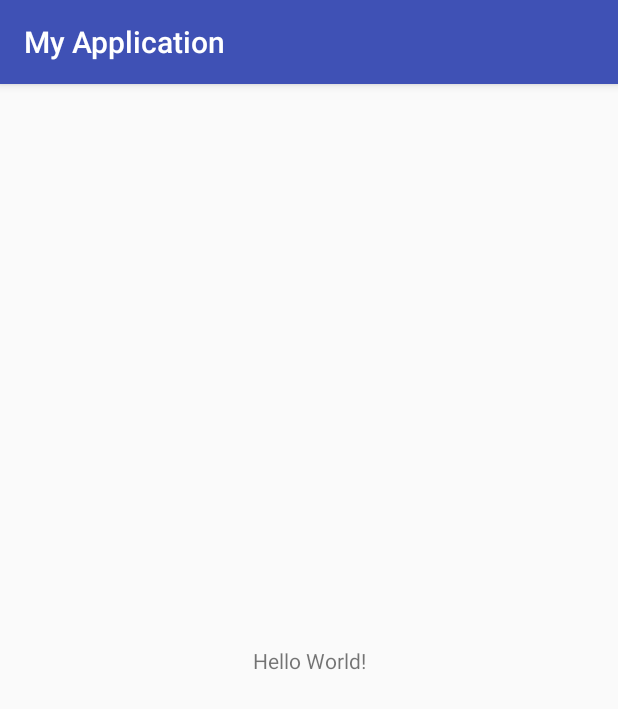
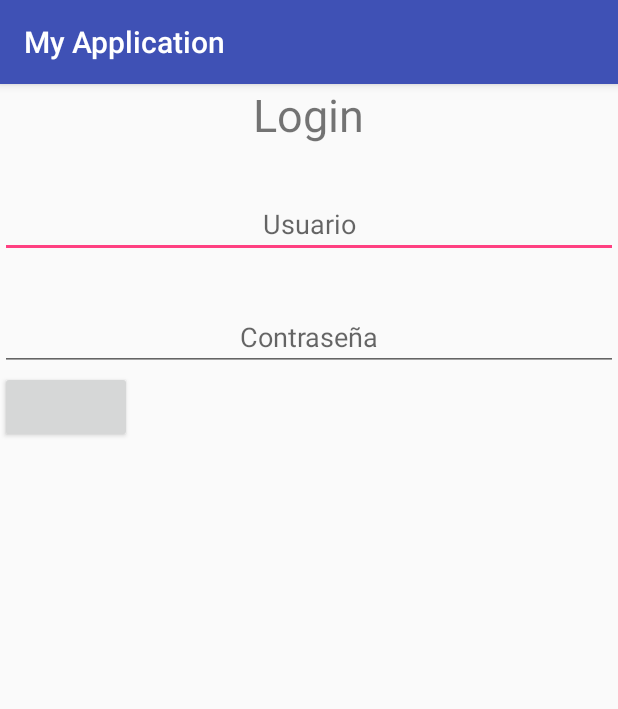
Before and after one commit to ArnoldoHde/AbonosApp, an Android app: the screen it shows after launch (MainActivity), on a phone screen of 412 x 824 dp. Shown: the top 709 px of the screen. Run offline under Robolectric (Android 15) with nearby library versions, the phone set to English and light mode, and no system bars.

Commit message:
Login Prueba

```diff
--- a/app/src/main/res/layout/activity_main.xml
+++ b/app/src/main/res/layout/activity_main.xml
@@ -1,18 +1,35 @@
 <?xml version="1.0" encoding="utf-8"?>
-<android.support.constraint.ConstraintLayout xmlns:android="http://schemas.android.com/apk/res/android"
+<LinearLayout xmlns:android="http://schemas.android.com/apk/res/android"
     xmlns:app="http://schemas.android.com/apk/res-auto"
     xmlns:tools="http://schemas.android.com/tools"
     android:layout_width="match_parent"
     android:layout_height="match_parent"
+    android:orientation="vertical"
     tools:context="com.example.arnoldo.myapplication.MainActivity">
 
     <TextView
         android:layout_width="wrap_content"
         android:layout_height="wrap_content"
-        android:text="Hello World!"
-        app:layout_constraintBottom_toBottomOf="parent"
-        app:layout_constraintLeft_toLeftOf="parent"
-        app:layout_constraintRight_toRightOf="parent"
-        app:layout_constraintTop_toTopOf="parent" />
+        android:layout_gravity="center"
+        android:text="Login"
+        android:textSize="30dp"/>
+    <EditText
+        android:layout_width="match_parent"
+        android:layout_height="wrap_content"
+        android:layout_gravity="center"
+        android:gravity="center"
+        android:layout_marginTop="30dp"
+        android:hint="Usuario"/>
+    <EditText
+        android:layout_width="match_parent"
+        android:layout_height="wrap_content"
+        android:layout_gravity="center"
+        android:gravity="center"
+        android:layout_marginTop="30dp"
+        android:hint="Contraseña"/>
+    <Button
+        android:layout_width="wrap_content"
+        android:layout_height="wrap_content"
+        android:text=""/>
 
-</android.support.constraint.ConstraintLayout>
+</LinearLayout>
```
